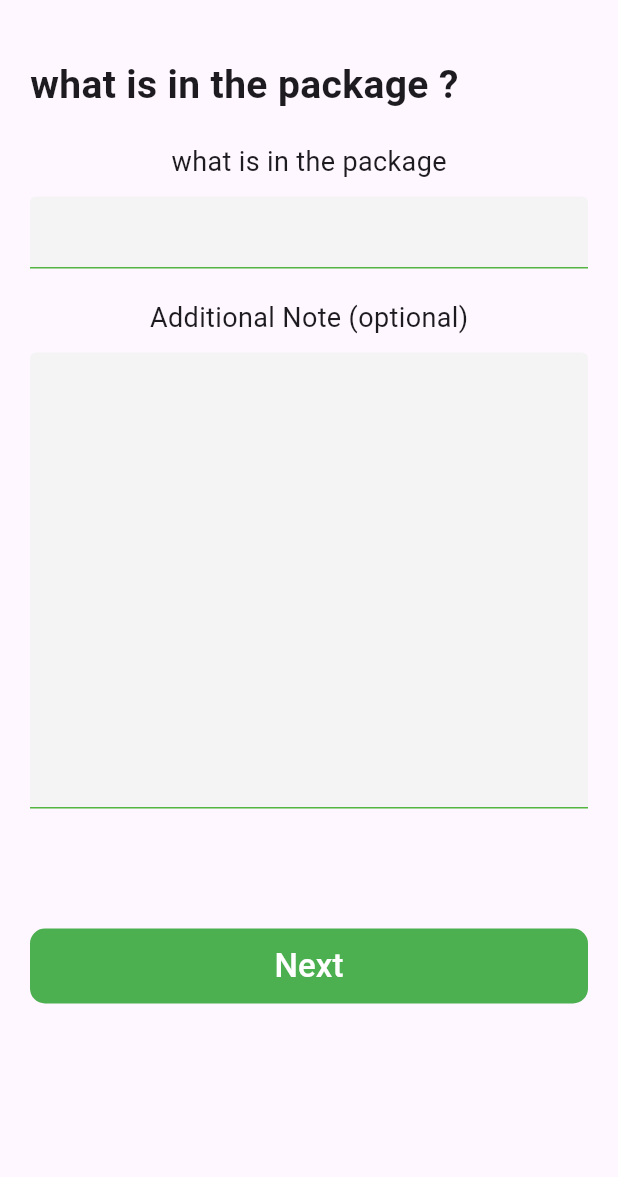
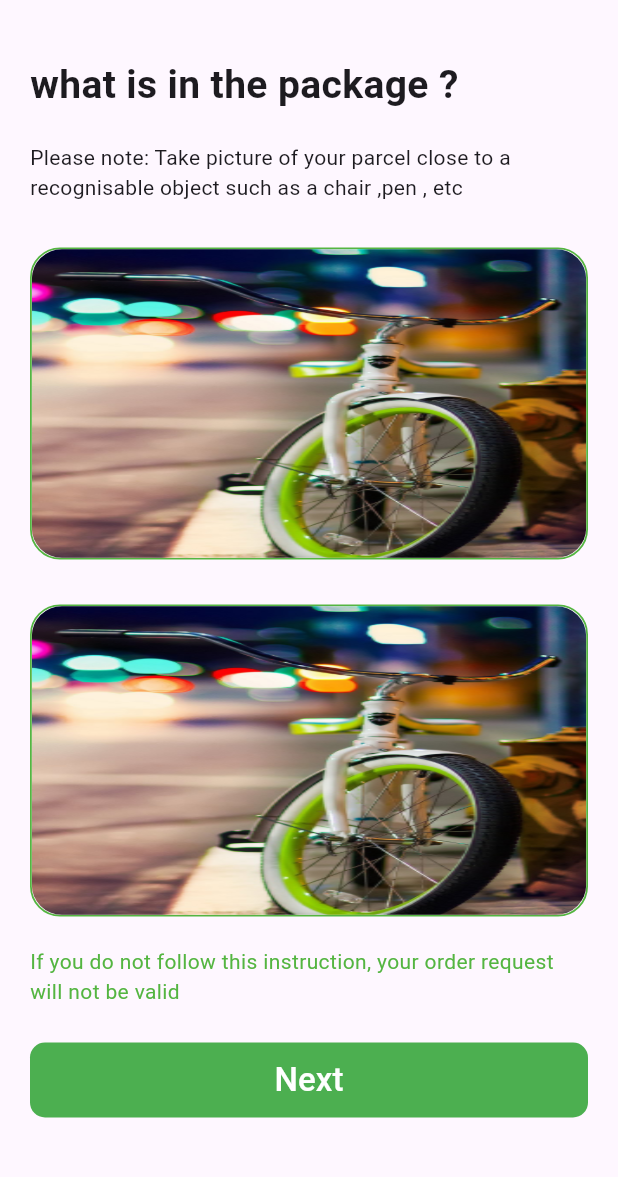
Before and after one commit to MOHAMD-ASHRAF/skid, a Flutter app: the ContentsPackagePage screen opened directly, after a tap on "Next", on a phone screen of 412 x 824 dp, the part 57-1234 px from its top. Run offline on Flutter 3.47's test engine with Material 2 defaults, Android fonts, the light colour scheme and no system bars; our stand-ins replace bloc, cloud_firestore, dropdown_button2, equatable, firebase_auth, firebase_core and 2 more; accounts and stored records are empty.

Commit message:
finish examplePackagePage design

```diff
--- a/lib/app_router.dart
+++ b/lib/app_router.dart
@@ -6,6 +6,7 @@ import 'package:skid/features/auth/presentation/pages/OTP_page.dart';
 import 'package:skid/features/auth/presentation/pages/enter_phone_page.dart';
 import 'package:skid/features/skid/presentation/pages/contents_packeg_page.dart';
 import 'package:skid/features/skid/presentation/pages/details_page.dart';
+import 'package:skid/features/skid/presentation/pages/example_photo_page.dart';
 import 'package:skid/features/skid/presentation/pages/home_page.dart';
 
 class AppRouter {
@@ -34,9 +35,10 @@ class AppRouter {
         return MaterialPageRoute(builder: (_) => const HomePage());
       case detailsPage:
         return MaterialPageRoute(builder: (_) => const DetailsPage());
-
       case contentsPackagePage:
         return MaterialPageRoute(builder: (_) => const ContentsPackagePage());
+      case examplePhotoPage:
+        return MaterialPageRoute(builder: (_) => const ExamplePhotoPage());
     }
     return null;
   }
--- a/lib/core/constant/string.dart
+++ b/lib/core/constant/string.dart
@@ -3,3 +3,4 @@ const otpPage = '/otp-page';
 const homePage  = '/homePage';
 const detailsPage  = '/detailsPage';
 const contentsPackagePage  = '/contentsPackagePage';
+const examplePhotoPage  = '/examplePhotoPage';
--- a/lib/features/skid/presentation/pages/contents_packeg_page.dart
+++ b/lib/features/skid/presentation/pages/contents_packeg_page.dart
@@ -3,6 +3,7 @@ import 'package:skid/core/component/default_appbar.dart';
 import 'package:skid/core/component/default_button.dart';
 import 'package:skid/core/component/default_text_form_feild.dart';
 import 'package:skid/core/component/test_widget.dart';
+import 'package:skid/core/constant/string.dart';
 
 class ContentsPackagePage extends StatelessWidget {
   const ContentsPackagePage({Key? key}) : super(key: key);
@@ -40,7 +41,7 @@ class ContentsPackagePage extends StatelessWidget {
                 height: 80,
               ),
               DefaultMaterialButton(text: 'Next', onPressed: (){
-                //Navigator.pushNamed(context, contentsPackagePage);
+                Navigator.pushNamed(context, examplePhotoPage);
               },)
             ],
           ),
--- /dev/null
+++ b/lib/features/skid/presentation/pages/example_photo_page.dart
@@ -0,0 +1,71 @@
+import 'package:flutter/material.dart';
+import 'package:skid/core/component/default_appbar.dart';
+import 'package:skid/core/component/default_button.dart';
+import 'package:skid/core/component/test_widget.dart';
+import 'package:skid/core/constant/my_color.dart';
+
+class ExamplePhotoPage extends StatelessWidget {
+  const ExamplePhotoPage({Key? key}) : super(key: key);
+
+  @override
+  Widget build(BuildContext context) {
+    return Scaffold(
+      appBar: defaultAppBar(context),
+
+      body: Padding(
+        padding:  const EdgeInsets.all(20),
+        child: Column(
+          crossAxisAlignment: CrossAxisAlignment.start,
+          children: [
+            const TextWidget(text: 'what is in the package ?', fontSize: 26,fontWeight: FontWeight.bold,),
+            const SizedBox(
+              height: 20,
+            ),
+            const TextWidget(text: 'Please note: Take picture of your parcel close to a recognisable object such as a chair ,pen , etc', fontSize: 14),
+            const SizedBox(
+              height: 30,
+            ),
+            _exampleImage(context),
+            const SizedBox(
+              height: 30,
+            ),
+            _exampleImage(context),
+            const SizedBox(
+              height: 20,
+            ),
+            const TextWidget(text: 'If you do not follow this instruction, your order request will not be valid ', fontSize: 14,color: MyColor.green,),
+            const SizedBox(
+              height: 24,
+            ),
+            DefaultMaterialButton(text: 'Next', onPressed: (){
+             // Navigator.pushNamed(context, examplePhotoPage);
+            },)
+          ],
+        ),
+      ),
+    );
+  }
+
+
+
+
+
+  Container _exampleImage(BuildContext context) {
+    return Container(
+            width: double.infinity,
+            height: 208,
+            decoration: BoxDecoration(
+              border: Border.all(color: MyColor.green ,width: 1.2),
+              borderRadius: BorderRadius.circular(20)
+            ),
+              child: ClipRRect(
+                borderRadius: BorderRadius.circular(20),
+                child: Image.asset('assets/images/backgoround.jpg',
+                  fit: BoxFit.fill,
+                  width: MediaQuery.of(context).size.width,
+                  height: MediaQuery.of(context).size.height,
+                ),
+              )
+          );
+  }
+}
```
